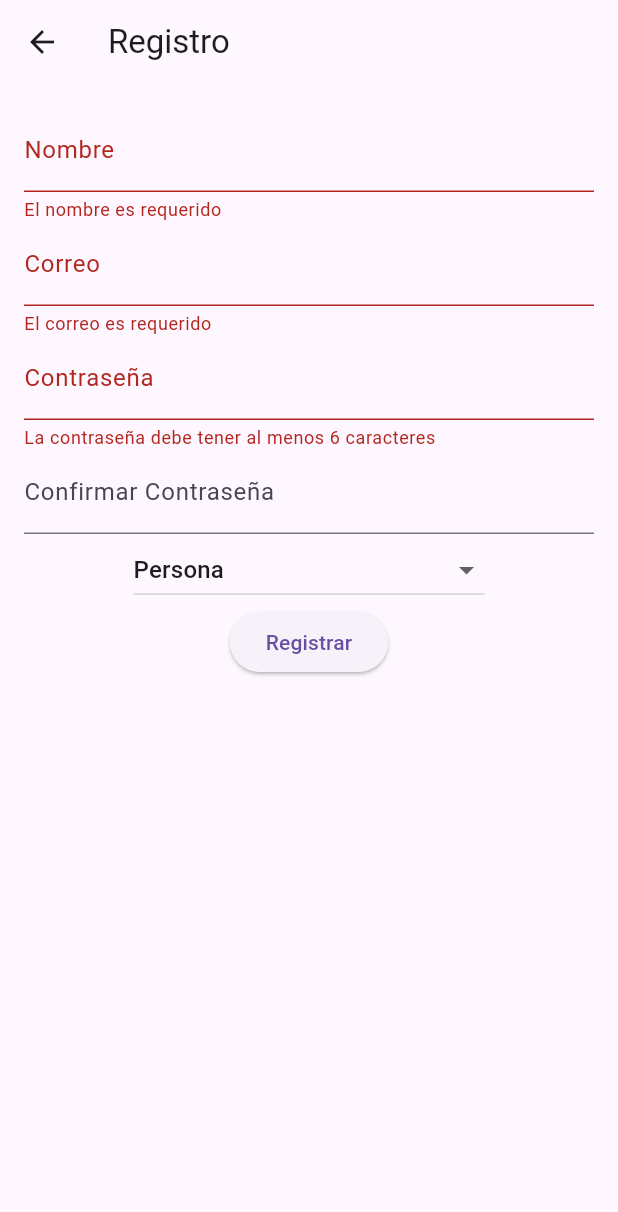
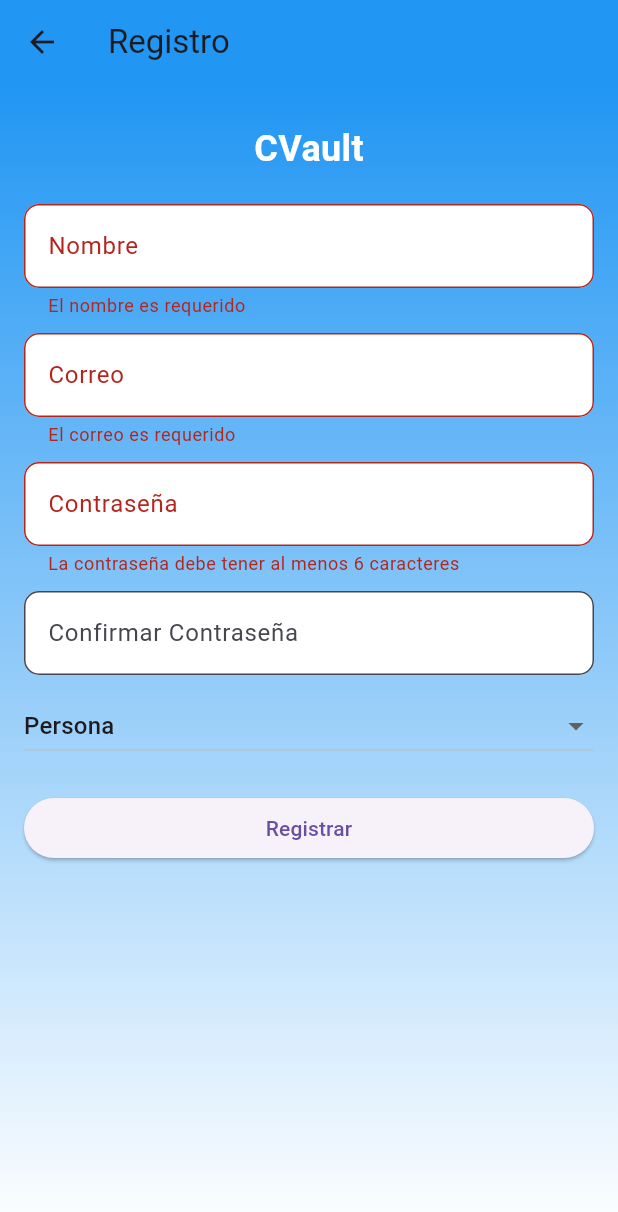
Before and after one commit to JhonOlivares26/CVault, a Flutter app: the RegisterPage screen opened directly, after a tap on "Registrar", on a phone screen of 412 x 824 dp. Shown: the top 1212 px of the screen. Run offline on Flutter 3.47's test engine with Material 3 defaults, Android fonts, the phone set to English and light mode, and no system bars; our stand-ins replace animate_do, cloud_firestore, firebase_auth, firebase_core, firebase_storage, google_sign_in and 1 more; accounts and stored records are empty; network calls fail.

Commit message:
Feat: diseño register

```diff
--- a/lib/views/pages/RegisterPage.dart
+++ b/lib/views/pages/RegisterPage.dart
@@ -3,6 +3,7 @@
 import 'package:firebase_auth/firebase_auth.dart';
 import 'package:cvault/services/firebase_service.dart';
 import 'package:cvault/widgets/Alert.dart';
+
 
 class RegisterPage extends StatefulWidget {
   @override
@@ -41,27 +42,76 @@
     return Scaffold(
       appBar: AppBar(
         title: Text('Registro'),
+        backgroundColor: Colors.blue, // Cambia el color del appbar
       ),
-      body: Form(
-        key: _formKey,
+      body: Container(
+        decoration: BoxDecoration(
+          gradient: LinearGradient(
+            begin: Alignment.topCenter,
+            end: Alignment.bottomCenter,
+            colors: [Colors.blue, Colors.white],
+          ),
+        ),
         child: Padding(
           padding: const EdgeInsets.all(16.0),
           child: Column(
+            mainAxisAlignment: MainAxisAlignment.start,
+            crossAxisAlignment: CrossAxisAlignment.stretch,
+            children: <Widget>[
+              SizedBox(height: 10),
+              Center(
+                child: Text(
+                  'CVault', // Título añadido
+                  style: TextStyle(
+                    color: Colors.white, // Color blanco
+                    fontSize: 24, // Tamaño de fuente 24
+                    fontWeight: FontWeight.bold, // Negrita
+                  ),
+                ),
+              ),
+              SizedBox(height: 20), // Espacio agregado entre el título y el formulario
+              Form(
+                key: _formKey,
+                child: Column(
+                  crossAxisAlignment: CrossAxisAlignment.stretch,
                   children: <Widget>[
                     TextFormField(
-                decoration: InputDecoration(labelText: 'Nombre'),
+                      decoration: InputDecoration(
+                        labelText: 'Nombre',
+                        fillColor: Colors.white,
+                        filled: true,
+                        border: OutlineInputBorder(
+                          borderRadius: BorderRadius.circular(10.0),
+                        ),
+                      ),
                       validator: (value) =>
                           value!.isEmpty ? 'El nombre es requerido' : null,
                       onSaved: (value) => _firstName = value!,
                     ),
+                    SizedBox(height: 10),
                     TextFormField(
-                decoration: InputDecoration(labelText: 'Correo'),
+                      decoration: InputDecoration(
+                        labelText: 'Correo',
+                        fillColor: Colors.white,
+                        filled: true,
+                        border: OutlineInputBorder(
+                          borderRadius: BorderRadius.circular(10.0),
+                        ),
+                      ),
                       validator: (value) =>
                           value!.isEmpty ? 'El correo es requerido' : null,
                       onSaved: (value) => _email = value!,
                     ),
+                    SizedBox(height: 10),
                     TextFormField(
-                decoration: InputDecoration(labelText: 'Contraseña'),
+                      decoration: InputDecoration(
+                        labelText: 'Contraseña',
+                        fillColor: Colors.white,
+                        filled: true,
+                        border: OutlineInputBorder(
+                          borderRadius: BorderRadius.circular(10.0),
+                        ),
+                      ),
                       obscureText: true,
                       validator: (value) {
                         if (value!.length < 6) {
@@ -73,8 +123,16 @@
                         _password = value; // Guarda _password cuando cambia
                       },
                     ),
+                    SizedBox(height: 10),
                     TextFormField(
-                decoration: InputDecoration(labelText: 'Confirmar Contraseña'),
+                      decoration: InputDecoration(
+                        labelText: 'Confirmar Contraseña',
+                        fillColor: Colors.white,
+                        filled: true,
+                        border: OutlineInputBorder(
+                          borderRadius: BorderRadius.circular(10.0),
+                        ),
+                      ),
                       obscureText: true,
                       validator: (value) {
                         if (value != _password) {
@@ -84,14 +142,25 @@
                       },
                       onSaved: (value) => _confirmPassword = value!,
                     ),
-              DropdownButton<String>(
+                    SizedBox(height: 10),
+                    Center(
+                      child: SizedBox(
+                        width: double.infinity,
+                        child: DropdownButton<String>(
+                          isExpanded: true, // Add this line
                           value: _userType,
-                hint: Text('Selecciona el tipo de usuario'),
+                          hint: Text(
+                            'Selecciona el tipo de usuario',
+                            textAlign: TextAlign.center, // Add this line
+                          ),
                           items: <String>['Persona', 'Empresa']
                               .map<DropdownMenuItem<String>>((String value) {
                             return DropdownMenuItem<String>(
                               value: value,
-                    child: Text(value),
+                              child: Text(
+                                value,
+                                textAlign: TextAlign.center, // Add this line
+                              ),
                             );
                           }).toList(),
                           onChanged: (String? newValue) {
@@ -100,6 +169,9 @@
                             });
                           },
                         ),
+                      ),
+                    ),
+                    SizedBox(height: 20),
                     ElevatedButton(
                       child: Text('Registrar'),
                       onPressed: () async {
@@ -111,16 +183,19 @@
                           if (result == 'Registro exitoso') {
                             await showAlert(context, 'Registro exitoso',
                                 'Usuario registrado con éxito');
-                      Navigator.of(context).pushAndRemoveUntil(
-                        MaterialPageRoute(builder: (context) => LoginPage()),
-                        (Route<dynamic> route) => false,
+                            Navigator.of(context).pushReplacement(
+                              MaterialPageRoute(
+                                  builder: (context) => LoginPage()),
                             );
                           } else {
-                      showAlert(
-                          context, 'Error', result ?? 'Error desconocido');
+                            showAlert(context, 'Error',
+                                result ?? 'Error desconocido');
                           }
                         }
                       },
+                    ),
+                  ],
+                ),
               ),
             ],
           ),
```
Lines whose indentation alone changed are shown as unchanged.
